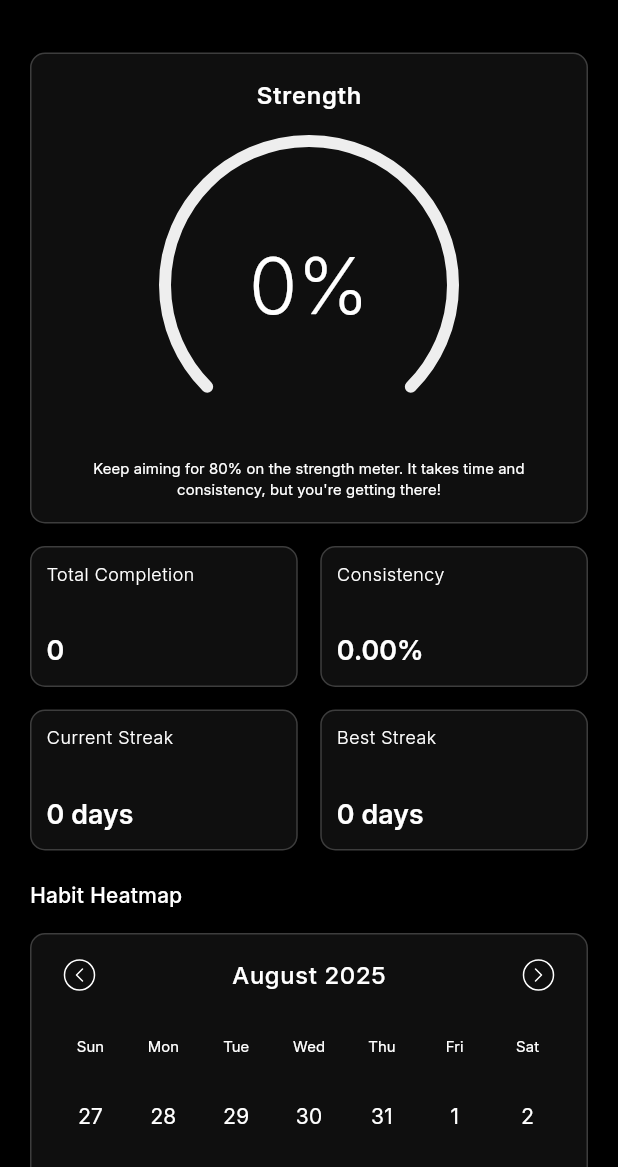
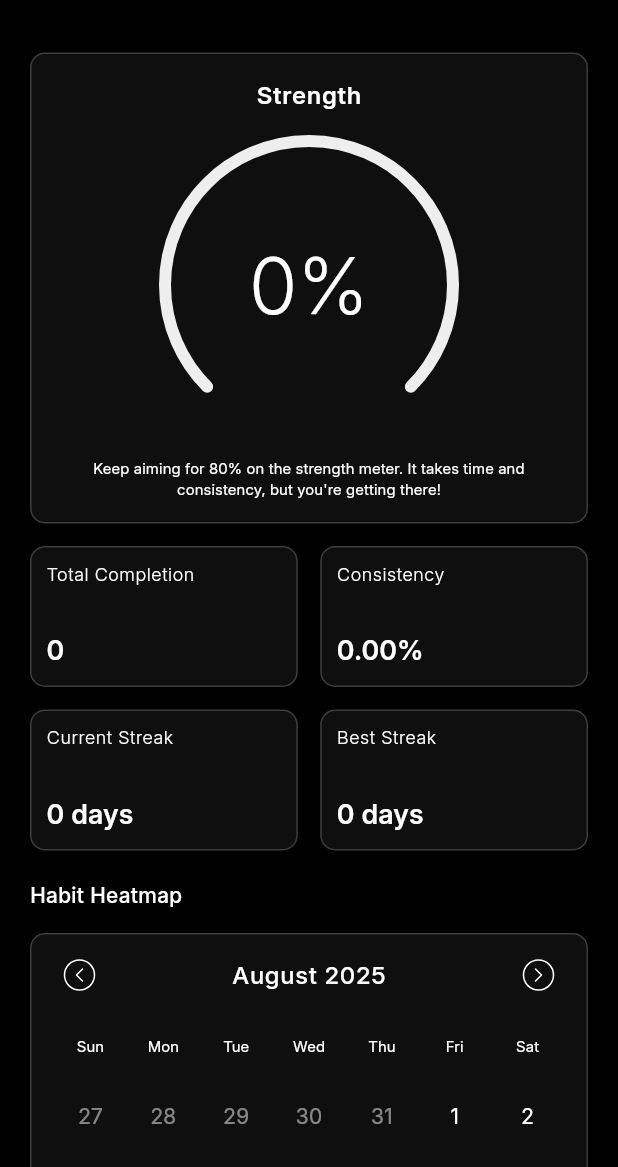
Before and after one commit to anand-a-j/habitroot, a Flutter app: the AnalyticsScreen screen opened by its route, on a phone screen of 412 x 824 dp, the part 69-1236 px from its top. Run offline on Flutter 3.47's test engine with Material 3 defaults, Android fonts, the phone set to English and light mode, and no system bars; drawn by our look-alikes of dashed_circular_progress_bar; our stand-ins replace emoji_picker_flutter, fl_chart, flutter_local_notifications, flutter_riverpod, flutter_svg, freezed_annotation and 5 more; accounts and stored records are empty.

Commit message:
fix issue in habit details bottom sheet , fix calender bugs, fix ui issues

```diff
--- a/lib/features/calendar/presentation/habitroot_month_calendar.dart
+++ b/lib/features/calendar/presentation/habitroot_month_calendar.dart
@@ -7,7 +7,6 @@ import 'package:habitroot/core/theme/app_color_scheme.dart';
 import 'package:intl/intl.dart';
 
 import '../../../core/enum/date_event.dart';
-import '../../../core/utils/responsive_layout.dart';
 import '../domain/calendar_event.dart';
 
 class HabitRootMonthCalendar extends StatefulWidget {
@@ -58,7 +57,6 @@ class _HabitRootMonthCalendarState extends State<HabitRootMonthCalendar> {
     _currentPageNotifier =
         ValueNotifier<int>(_getPageIndexForDate(widget.selectedDay));
 
-    // Listen to page changes
     _controller.addListener(() {
       final int currentPage = _controller.page!.round();
       _currentPageNotifier.value = currentPage;
@@ -188,7 +186,9 @@ class _HabitRootMonthCalendarState extends State<HabitRootMonthCalendar> {
 
     for (int i = 0; i < 42; i++) {
       DateTime day = firstVisibleDay.add(Duration(days: i));
-      currentWeek.add(Expanded(child: _dateButton(day)));
+      bool isInCurrentMonth = (day.month == firstDayOfMonth.month &&
+          day.year == firstDayOfMonth.year);
+      currentWeek.add(Expanded(child: _dateButton(day, isInCurrentMonth)));
 
       if (currentWeek.length == 7) {
         weeks.add(Row(children: currentWeek));
@@ -202,7 +202,7 @@ class _HabitRootMonthCalendarState extends State<HabitRootMonthCalendar> {
     );
   }
 
-  Widget _dateButton(DateTime dateTime) {
+  Widget _dateButton(DateTime dateTime, bool isInCurrentMonth) {
     final _width = MediaQuery.sizeOf(context).width;
     final _isSmallWidth = _width < 380;
 
@@ -217,26 +217,30 @@ class _HabitRootMonthCalendarState extends State<HabitRootMonthCalendar> {
 
     return GestureDetector(
       onTap: () {
+        bool isFutureDate = dateTime.isAfter(DateTime.now());
+        if (!isFutureDate && isInCurrentMonth) {
           widget.changeDay(dateTime, event.event);
+        }
       },
       child: Container(
         height: 40,
         width: 40,
-        constraints: BoxConstraints(
+        constraints: const BoxConstraints(
           maxWidth: 40,
         ),
         margin: const EdgeInsets.symmetric(horizontal: 5, vertical: 5),
-        // padding: EdgeInsets.all(_isSmallWidth ? 3 : 4),
         decoration: BoxDecoration(
           color: getHeatmapColor(event.event, widget.baseColor),
           borderRadius: BorderRadius.circular(50),
-          border: widget.isHeatMap
+          border: isInCurrentMonth
+              ? widget.isHeatMap
                   ? null
                   : event.event == DateEvent.completed || isSelected
                       ? Border.all(
                           width: 1,
                           color: widget.baseColor,
                         )
+                      : null
               : null,
         ),
         child: Center(
@@ -245,6 +249,7 @@ class _HabitRootMonthCalendarState extends State<HabitRootMonthCalendar> {
             weekday: weekday,
             dateTime: dateTime,
             isSelected: isSelected,
+            isInCurrentMonth: isInCurrentMonth,
           ),
         ),
       ),
@@ -255,7 +260,7 @@ class _HabitRootMonthCalendarState extends State<HabitRootMonthCalendar> {
     int totalMonths = widget.endDate.month -
         widget.startDate.month +
         (12 * (widget.endDate.year - widget.startDate.year));
-    return totalMonths + 1; // Include the last month
+    return totalMonths + 1;
   }
 
   int _getPageIndexForDate(DateTime date) {
@@ -271,12 +276,14 @@ class _EventDayCard extends StatelessWidget {
   final String weekday;
   final DateTime dateTime;
   final bool isSelected;
+  final bool isInCurrentMonth;
 
   const _EventDayCard({
     required this.event,
     required this.weekday,
     required this.dateTime,
     required this.isSelected,
+    required this.isInCurrentMonth,
   });
 
   @override
@@ -285,7 +292,10 @@ class _EventDayCard extends StatelessWidget {
       default:
         return Text(
           '${dateTime.day}',
-          style: context.bodyMedium?.copyWith(),
+          style: context.bodyMedium?.copyWith(
+              color: isInCurrentMonth
+                  ? context.onPrimary
+                  : context.onPrimary.withValues(alpha: 0.5)),
         );
     }
   }
--- a/lib/features/home/presentation/widgets/habit_heap_card.dart
+++ b/lib/features/home/presentation/widgets/habit_heap_card.dart
@@ -12,7 +12,7 @@ import 'package:habitroot/features/calendar/domain/calendar_event.dart';
 import 'package:habitroot/features/calendar/presentation/heap_map_calendar.dart';
 
 import '../../../habit/presentation/provider/habit_provider.dart';
-import 'habit_details_bottom_sheet.dart';
+import '../components/habit_details_bottom_sheet.dart';
 
 final currentHabitId = Provider<String>((ref) => throw UnimplementedError());
 
```
Also changed, not shown: lib/features/home/presentation/components/habit_details_bottom_sheet.dart (renamed from lib/features/home/presentation/widgets/habit_details_bottom_sheet.dart, +13 -11 lines), lib/features/home/presentation/components/habit_sheet_quick_button.dart (+3 -4 lines). Lines whose indentation alone changed are shown as unchanged.
